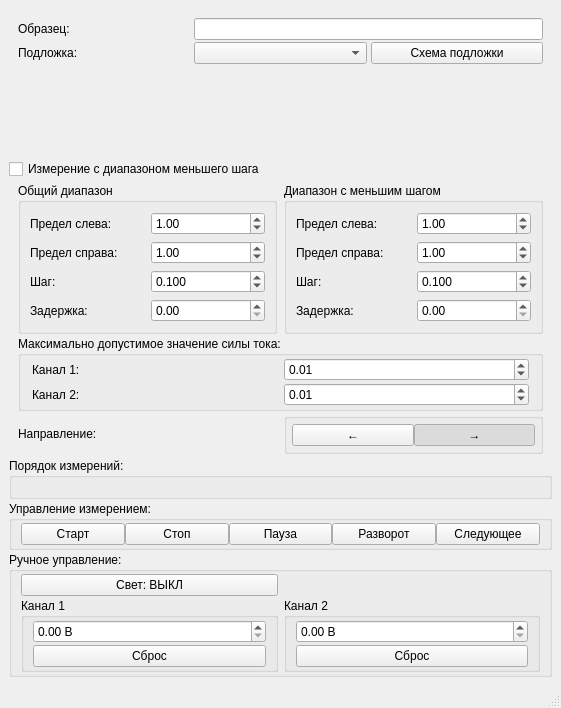
The window that design.ui (Danep1/MIPT-VAC-GUI) describes before a commit, drawn with Qt 5.
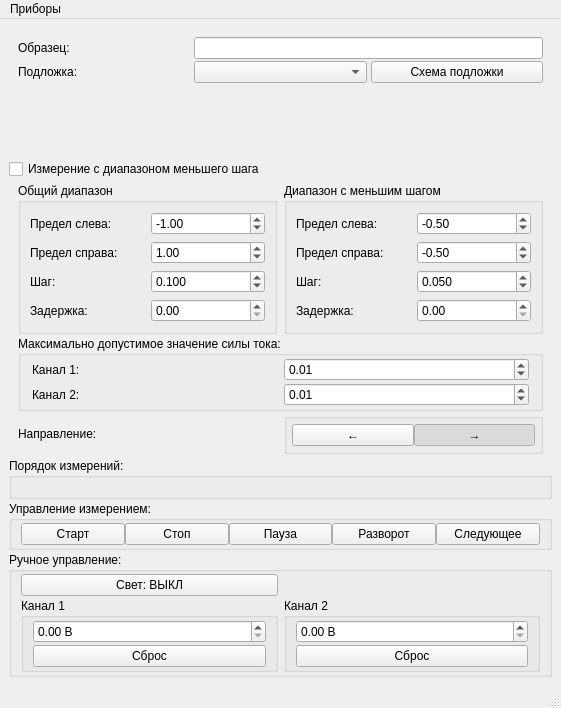
The same window after the commit.

Patch:
```diff
--- a/design.ui
+++ b/design.ui
@@ -171,7 +171,7 @@
                  <double>20.000000000000000</double>
                 </property>
                 <property name="value">
-                 <double>1.000000000000000</double>
+                 <double>-1.000000000000000</double>
                 </property>
                </widget>
               </item>
@@ -277,7 +277,7 @@
                  <double>20.000000000000000</double>
                 </property>
                 <property name="value">
-                 <double>1.000000000000000</double>
+                 <double>-0.500000000000000</double>
                 </property>
                </widget>
               </item>
@@ -300,7 +300,7 @@
                  <double>20.000000000000000</double>
                 </property>
                 <property name="value">
-                 <double>1.000000000000000</double>
+                 <double>-0.500000000000000</double>
                 </property>
                </widget>
               </item>
@@ -319,7 +319,7 @@
                  <double>0.005000000000000</double>
                 </property>
                 <property name="value">
-                 <double>0.100000000000000</double>
+                 <double>0.050000000000000</double>
                 </property>
                </widget>
               </item>
@@ -568,6 +568,34 @@
    </layout>
   </widget>
   <widget class="QStatusBar" name="statusbar"/>
+  <widget class="QMenuBar" name="menuBar">
+   <property name="geometry">
+    <rect>
+     <x>0</x>
+     <y>0</y>
+     <width>561</width>
+     <height>26</height>
+    </rect>
+   </property>
+   <widget class="QMenu" name="menu">
+    <property name="title">
+     <string>Приборы</string>
+    </property>
+    <addaction name="action"/>
+    <addaction name="action_2"/>
+   </widget>
+   <addaction name="menu"/>
+  </widget>
+  <action name="action">
+   <property name="text">
+    <string>Источник измеритель</string>
+   </property>
+  </action>
+  <action name="action_2">
+   <property name="text">
+    <string>Осциллограф</string>
+   </property>
+  </action>
  </widget>
  <resources/>
  <connections/>
```
